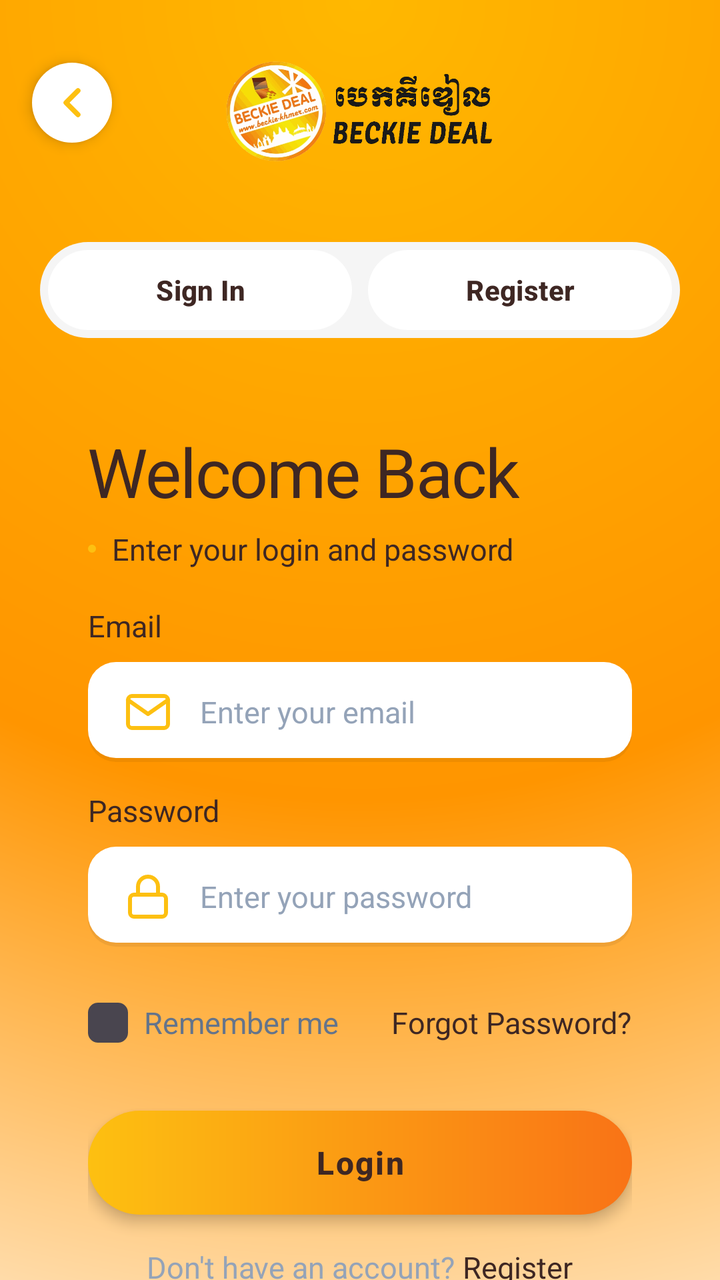
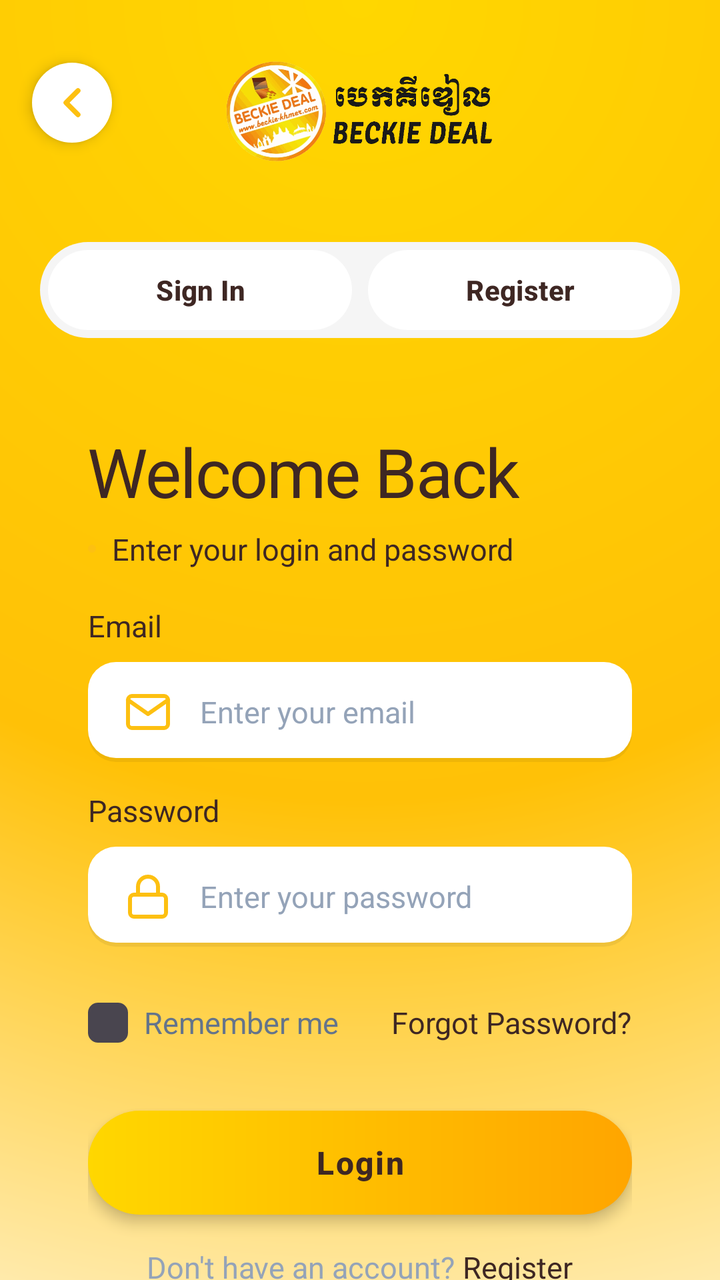

Compare the two renders of this Android layout. The source of the first and the diff that turns it into the second are given below.
<!-- AndroidManifest.xml: application theme Theme.BeckieDealApp -->
<!-- res/layout/activity_login.xml -->
﻿<?xml version="1.0" encoding="utf-8"?>
<androidx.constraintlayout.widget.ConstraintLayout xmlns:android="http://schemas.android.com/apk/res/android"
    xmlns:app="http://schemas.android.com/apk/res-auto"
    xmlns:tools="http://schemas.android.com/tools"
    android:layout_width="match_parent"
    android:layout_height="match_parent"
    android:background="@drawable/login_radial_gradient_bg"
    android:fitsSystemWindows="true"
    tools:context=".LoginActivity">

    <androidx.core.widget.NestedScrollView
        android:layout_width="match_parent"
        android:layout_height="match_parent"
        android:fillViewport="true"
        android:overScrollMode="never">

        <LinearLayout
            android:layout_width="match_parent"
            android:layout_height="wrap_content"
            android:orientation="vertical">

            
            <FrameLayout
                android:id="@+id/loginHeaderWave"
                android:layout_width="match_parent"
                android:layout_height="wrap_content"
                android:paddingTop="20dp"
                android:paddingBottom="20dp">

                
                <ImageView
                    android:id="@+id/backButton"
                    android:layout_width="40dp"
                    android:layout_height="40dp"
                    android:layout_gravity="start|center_vertical"
                    android:layout_marginStart="16dp"
                    android:background="@drawable/login_logo_circle_bg"
                    android:contentDescription="Back"
                    android:elevation="4dp"
                    android:padding="8dp"
                    android:src="@drawable/ic_arrow_left"
                    app:tint="@color/primary" />

                
                <LinearLayout
                    android:layout_width="wrap_content"
                    android:layout_height="wrap_content"
                    android:layout_gravity="center_horizontal"
                    android:layout_marginTop="8dp"
                    android:orientation="vertical">

                    <ImageView
                        android:layout_width="150dp"
                        android:layout_height="55dp"
                        android:layout_gravity="center_horizontal"
                        android:src="@drawable/logo_light"
                        android:scaleType="fitCenter"
                        android:contentDescription="Beckie Deal Logo" />

                </LinearLayout>

            </FrameLayout>

            
            <LinearLayout
                android:layout_width="match_parent"
                android:layout_height="wrap_content"
                android:layout_gravity="center_horizontal"
                android:layout_marginTop="18dp"
                android:layout_marginBottom="20dp"
                android:layout_marginHorizontal="20dp"
                android:background="@drawable/button_toggle_container_bg"
                android:orientation="horizontal"
                android:padding="4dp">

                
                <androidx.appcompat.widget.AppCompatButton
                    android:id="@+id/signInToggle"
                    android:layout_width="0dp"
                    android:layout_height="40dp"
                    android:layout_weight="1"
                    android:layout_marginEnd="4dp"
                    android:background="@drawable/button_toggle_signin_selector"
                    app:backgroundTint="@null"
                    android:text="Sign In"
                    android:textColor="@color/button_toggle_text_color"
                    android:textSize="14sp"
                    android:textStyle="bold"
                    android:stateListAnimator="@null" />

                
                <androidx.appcompat.widget.AppCompatButton
                    android:id="@+id/registerToggle"
                    android:layout_width="0dp"
                    android:layout_height="40dp"
                    android:layout_weight="1"
                    android:layout_marginStart="4dp"
                    android:background="@drawable/button_toggle_register_selector"
                    app:backgroundTint="@null"
                    android:text="Register"
                    android:textColor="@color/button_toggle_text_color"
                    android:textSize="14sp"
                    android:textStyle="bold"
                    android:stateListAnimator="@null" />

            </LinearLayout>

            
            <FrameLayout
                android:id="@+id/formContainer"
                android:layout_width="match_parent"
                android:layout_height="wrap_content"
                android:paddingHorizontal="20dp"
                android:paddingBottom="16dp">

                
                <LinearLayout
                    android:id="@+id/loginFormSection"
                    android:layout_width="match_parent"
                    android:layout_height="wrap_content"
                    android:orientation="vertical"
                    android:elevation="8dp"
                    android:paddingHorizontal="24dp"
                    android:paddingTop="24dp"
                    android:paddingBottom="24dp">

                    
                    <TextView
                        android:layout_width="wrap_content"
                        android:layout_height="wrap_content"
                        android:text="Welcome Back"
                        android:textAppearance="@style/TextAppearance.App.AuthTitle"
                        android:textColor="@color/dark_brown" />

                    
                    <LinearLayout
                        android:layout_width="wrap_content"
                        android:layout_height="wrap_content"
                        android:layout_marginTop="6dp"
                        android:gravity="center_vertical"
                        android:orientation="horizontal">

                        <View
                            android:layout_width="4dp"
                            android:layout_height="4dp"
                            android:background="@drawable/login_logo_circle_bg"
                            android:backgroundTint="@color/primary" />

                        <TextView
                            android:layout_width="wrap_content"
                            android:layout_height="wrap_content"
                            android:layout_marginStart="8dp"
                            android:text="Enter your login and password"
                            android:textAppearance="@style/TextAppearance.App.Body"
                            android:textColor="@color/dark_brown" />
                    </LinearLayout>

                    
                    <TextView
                        android:layout_width="wrap_content"
                        android:layout_height="wrap_content"
                        android:layout_marginTop="18dp"
                        android:text="Email"
                        android:textAppearance="@style/TextAppearance.App.CardPrice"
                        android:textColor="@color/dark_brown" />

                    <EditText
                        android:id="@+id/emailInput"
                        android:layout_width="match_parent"
                        android:layout_height="50dp"
                        android:layout_marginTop="8dp"
                        android:background="@drawable/login_input_background_white"
                        android:drawableStart="@drawable/ic_email"
                        android:drawableTint="@color/primary"
                        android:drawablePadding="14dp"
                        android:hint="Enter your email"
                        android:inputType="textEmailAddress"
                        android:paddingHorizontal="18dp"
                        android:textAppearance="@style/TextAppearance.App.CardProductName"
                        android:textColorHint="@color/text_muted" />

                    
                    <TextView
                        android:layout_width="wrap_content"
                        android:layout_height="wrap_content"
                        android:layout_marginTop="14dp"
                        android:text="Password"
                        android:textAppearance="@style/TextAppearance.App.CardPrice"
                        android:textColor="@color/dark_brown" />

                    <EditText
                        android:id="@+id/passwordInput"
                        android:layout_width="match_parent"
                        android:layout_height="50dp"
                        android:layout_marginTop="8dp"
                        android:background="@drawable/login_input_background_white"
                        android:drawableStart="@drawable/ic_lock"
                        android:drawableTint="@color/primary"
                        android:drawablePadding="14dp"
                        android:hint="Enter your password"
                        android:inputType="textPassword"
                        android:paddingHorizontal="18dp"
                        android:textAppearance="@style/TextAppearance.App.CardProductName"
                        android:textColorHint="@color/text_muted" />

                    
                    <LinearLayout
                        android:layout_width="match_parent"
                        android:layout_height="wrap_content"
                        android:layout_marginTop="14dp"
                        android:gravity="center_vertical"
                        android:orientation="horizontal">

                        <CheckBox
                            android:id="@+id/rememberMe"
                            android:layout_width="wrap_content"
                            android:layout_height="wrap_content"
                            android:button="@drawable/login_checkbox_selector"
                            android:paddingStart="8dp"
                            android:text="Remember me"
                            android:textAppearance="@style/TextAppearance.App.Body"
                            android:textColor="@color/text_secondary" />

                        <View
                            android:layout_width="0dp"
                            android:layout_height="0dp"
                            android:layout_weight="1" />

                        <TextView
                            android:id="@+id/forgotPassword"
                            android:layout_width="wrap_content"
                            android:layout_height="wrap_content"
                            android:text="Forgot Password?"
                            android:textAppearance="@style/TextAppearance.App.CardPrice"
                            android:textColor="@color/dark_brown" />

                    </LinearLayout>

                    
                    <androidx.appcompat.widget.AppCompatButton
                        android:id="@+id/loginButton"
                        android:layout_width="match_parent"
                        android:layout_height="52dp"
                        android:layout_marginTop="20dp"
                        android:background="@drawable/login_button_rounded_bg"
                        app:backgroundTint="@null"
                        android:text="Login"
                        android:textAllCaps="false"
                        android:textColor="@color/dark_brown"
                        android:textSize="16sp"
                        android:textStyle="bold"
                        android:letterSpacing="0.05"
                        android:elevation="4dp"
                        android:stateListAnimator="@null" />

                    
                    <LinearLayout
                        android:layout_width="wrap_content"
                        android:layout_height="wrap_content"
                        android:layout_gravity="center"
                        android:layout_marginTop="16dp"
                        android:orientation="horizontal">

                        <TextView
                            android:layout_width="wrap_content"
                            android:layout_height="wrap_content"
                            android:text="Don't have an account? "
                            android:textAppearance="@style/TextAppearance.App.Body"
                            android:textColor="@color/text_muted" />

                        <TextView
                            android:id="@+id/registerLink"
                            android:layout_width="wrap_content"
                            android:layout_height="wrap_content"
                            android:text="Register"
                            android:textAppearance="@style/TextAppearance.App.CardPrice"
                            android:textColor="@color/dark_brown" />

                    </LinearLayout>

                </LinearLayout>

                
                <LinearLayout
                    android:id="@+id/registerFormSection"
                    android:layout_width="match_parent"
                    android:layout_height="wrap_content"
                    android:orientation="vertical"
                    android:elevation="8dp"
                    android:paddingHorizontal="24dp"
                    android:paddingTop="24dp"
                    android:paddingBottom="24dp"
                    android:visibility="gone">

                    
                    <TextView
                        android:layout_width="wrap_content"
                        android:layout_height="wrap_content"
                        android:text="Create Account"
                        android:textAppearance="@style/TextAppearance.App.AuthTitle"
                        android:textColor="@color/dark_brown" />

                    
                    <TextView
                        android:layout_width="wrap_content"
                        android:layout_height="wrap_content"
                        android:layout_marginTop="6dp"
                        android:text="Join us to get the best deals"
                        android:textAppearance="@style/TextAppearance.App.Body"
                        android:textColor="@color/dark_brown" />

                    
                    <TextView
                        android:layout_width="wrap_content"
                        android:layout_height="wrap_content"
                        android:layout_marginTop="18dp"
                        android:text="Full Name"
                        android:textAppearance="@style/TextAppearance.App.CardPrice"
                        android:textColor="@color/dark_brown" />

                    <EditText
                        android:id="@+id/nameInput"
                        android:layout_width="match_parent"
                        android:layout_height="50dp"
                        android:layout_marginTop="8dp"
                        android:background="@drawable/login_input_background_white"
                        android:drawableStart="@drawable/ic_account"
                        android:drawableTint="@color/primary"
                        android:drawablePadding="14dp"
                        android:hint="Enter your full name"
                        android:inputType="textPersonName"
                        android:paddingHorizontal="18dp" />

                    
                    <TextView
                        android:layout_width="wrap_content"
                        android:layout_height="wrap_content"
                        android:layout_marginTop="14dp"
                        android:text="Email"
                        android:textAppearance="@style/TextAppearance.App.CardPrice"
                        android:textColor="@color/dark_brown" />

                    <EditText
                        android:id="@+id/regEmailInput"
                        android:layout_width="match_parent"
                        android:layout_height="50dp"
                        android:layout_marginTop="8dp"
                        android:background="@drawable/login_input_background_white"
                        android:drawableStart="@drawable/ic_email"
                        android:drawableTint="@color/primary"
                        android:drawablePadding="14dp"
                        android:hint="Enter your email"
                        android:inputType="textEmailAddress"
                        android:paddingHorizontal="18dp" />

                    
                    <TextView
                        android:layout_width="wrap_content"
                        android:layout_height="wrap_content"
                        android:layout_marginTop="14dp"
                        android:text="Password"
                        android:textAppearance="@style/TextAppearance.App.CardPrice"
                        android:textColor="@color/dark_brown" />

                    <EditText
                        android:id="@+id/regPasswordInput"
                        android:layout_width="match_parent"
                        android:layout_height="50dp"
                        android:layout_marginTop="8dp"
                        android:background="@drawable/login_input_background_white"
                        android:drawableStart="@drawable/ic_lock"
                        android:drawableTint="@color/primary"
                        android:drawablePadding="14dp"
                        android:hint="Create a password"
                        android:inputType="textPassword"
                        android:paddingHorizontal="18dp" />

                    
                    <androidx.appcompat.widget.AppCompatButton
                        android:id="@+id/registerButton"
                        android:layout_width="match_parent"
                        android:layout_height="52dp"
                        android:layout_marginTop="24dp"
                        android:background="@drawable/login_button_rounded_bg"
                        app:backgroundTint="@null"
                        android:text="Sign Up"
                        android:textAllCaps="false"
                        android:textColor="@color/dark_brown"
                        android:textSize="16sp"
                        android:textStyle="bold"
                        android:letterSpacing="0.05"
                        android:elevation="4dp"
                        android:stateListAnimator="@null" />

                    
                    <LinearLayout
                        android:layout_width="wrap_content"
                        android:layout_height="wrap_content"
                        android:layout_gravity="center"
                        android:layout_marginTop="16dp"
                        android:orientation="horizontal">

                        <TextView
                            android:layout_width="wrap_content"
                            android:layout_height="wrap_content"
                            android:text="Already have an account? "
                            android:textAppearance="@style/TextAppearance.App.Body"
                            android:textColor="@color/text_muted" />

                        <TextView
                            android:id="@+id/loginLink"
                            android:layout_width="wrap_content"
                            android:layout_height="wrap_content"
                            android:text="Login"
                            android:textAppearance="@style/TextAppearance.App.CardPrice"
                            android:textColor="@color/dark_brown" />
                    </LinearLayout>
                </LinearLayout>
            </FrameLayout>

        </LinearLayout>
    </androidx.core.widget.NestedScrollView>

    <ProgressBar
        android:id="@+id/loginProgressBar"
        android:layout_width="wrap_content"
        android:layout_height="wrap_content"
        android:visibility="gone"
        android:elevation="10dp"
        app:layout_constraintBottom_toBottomOf="parent"
        app:layout_constraintEnd_toEndOf="parent"
        app:layout_constraintStart_toStartOf="parent"
        app:layout_constraintTop_toTopOf="parent" />

</androidx.constraintlayout.widget.ConstraintLayout>
<!-- resources referenced by this layout -->
<resources>
  <color name="dark_brown">#3E2723</color>
  <color name="primary">#FDC011</color>
  <color name="text_muted">#94A3B8</color>
  <color name="text_secondary">#64748B</color>
  <!-- drawable button_toggle_container_bg (drawable) -->
  <?xml version="1.0" encoding="utf-8"?>
  <shape xmlns:android="http://schemas.android.com/apk/res/android">
      <solid android:color="#F5F5F5" />
      <corners android:radius="28dp" />
  </shape>
  <!-- drawable login_button_rounded_bg (drawable) -->
  <?xml version="1.0" encoding="utf-8"?>
  <shape xmlns:android="http://schemas.android.com/apk/res/android">
      <gradient
          android:type="linear"
          android:angle="0"
          android:startColor="#FDC011"
          android:endColor="#F97316" />
      <corners android:radius="26dp" />
  </shape>
  <!-- drawable login_logo_circle_bg (drawable) -->
  <?xml version="1.0" encoding="utf-8"?>
  <shape xmlns:android="http://schemas.android.com/apk/res/android"
      android:shape="oval">
      <solid android:color="@color/white_fixed" />
      <size
          android:width="100dp"
          android:height="100dp" />
  </shape>
  <!-- drawable login_radial_gradient_bg (drawable) -->
  <?xml version="1.0" encoding="utf-8"?>
  <shape xmlns:android="http://schemas.android.com/apk/res/android">
      <gradient
          android:type="radial"
          android:gradientRadius="800dp"
          android:centerX="0.5"
          android:centerY="0"
          android:startColor="#FFB800"
          android:centerColor="#FF9500"
          android:endColor="#FFFFFF" />
  </shape>
  <style name="TextAppearance.App.CardPrice" parent="TextAppearance.Material3.BodyLarge">
          <item name="android:fontFamily">@font/synonym_semibold</item>
          <item name="android:textSize">15sp</item>
          <item name="android:letterSpacing">0</item>
          <item name="android:textColor">@color/text_primary</item>
      </style>
  <style name="Theme.BeckieDealApp" parent="Base.Theme.BeckieDealApp">
          <item name="buttonStyle">@style/Widget.App.Button</item>
          <item name="materialButtonStyle">@style/Widget.App.Button</item>
      </style>
  <color name="border_color">#E2E8F0</color>
  <color name="white_fixed">#FFFFFF</color>
  <color name="text_primary">#1E293B</color>
  <style name="Widget.App.Button" parent="Widget.Material3.Button">
          <item name="shapeAppearance">@style/ShapeAppearance.App.Button.Pill</item>
          <item name="android:textAppearance">@style/TextAppearance.App.Button</item>
      </style>
  <color name="on_primary">#FFFFFF</color>
  <color name="primary_container">#FDC011</color>
  <color name="on_primary_container">#582200</color>
  <color name="background">#F9F9F7</color>
  <color name="surface">#FFFFFF</color>
  <color name="on_surface">#251913</color>
  <style name="TextAppearance.App.PriceHero" parent="TextAppearance.Material3.TitleLarge">
          <item name="android:fontFamily">@font/amulya_bold</item>
          <item name="android:textSize">22sp</item>
          <item name="android:letterSpacing">-0.01</item>
          <item name="android:textColor">@color/text_primary</item>
      </style>
  <style name="TextAppearance.App.Button" parent="TextAppearance.Material3.LabelLarge">
          <item name="android:fontFamily">@font/synonym_semibold</item>
          <item name="android:textSize">15sp</item>
          <item name="android:letterSpacing">0.01</item>
          <item name="android:textAllCaps">false</item>
      </style>
  <style name="ShapeAppearance.App.Button.Pill" parent="">
          <item name="cornerFamily">rounded</item>
          <item name="cornerSize">50%</item>
      </style>
  <color name="nav_indicator_fill">#FFF1EB</color>
  <style name="ShapeAppearance.App.BottomNav.ActiveIndicator" parent="">
          <item name="cornerFamily">rounded</item>
          <item name="cornerSize">50%</item>
      </style>
  <!-- unchanged entries left out for length: 20 -->
</resources>

<!-- the commit's change to res/layout/activity_login.xml (unified diff, before → after) -->
@@ -371,7 +371,29 @@
                         android:drawableStart="@drawable/ic_lock"
                         android:drawableTint="@color/primary"
                         android:drawablePadding="14dp"
-                        android:hint="Create a password"
+                        android:hint="Min. 8 characters"
+                        android:inputType="textPassword"
+                        android:paddingHorizontal="18dp" />
+
+                    
+                    <TextView
+                        android:layout_width="wrap_content"
+                        android:layout_height="wrap_content"
+                        android:layout_marginTop="14dp"
+                        android:text="Confirm Password"
+                        android:textAppearance="@style/TextAppearance.App.CardPrice"
+                        android:textColor="@color/dark_brown" />
+
+                    <EditText
+                        android:id="@+id/regConfirmPasswordInput"
+                        android:layout_width="match_parent"
+                        android:layout_height="50dp"
+                        android:layout_marginTop="8dp"
+                        android:background="@drawable/login_input_background_white"
+                        android:drawableStart="@drawable/ic_lock"
+                        android:drawableTint="@color/primary"
+                        android:drawablePadding="14dp"
+                        android:hint="Confirm your password"
                         android:inputType="textPassword"
                         android:paddingHorizontal="18dp" />
 
<!-- resource entries referenced after the edit -->
@@ -16,8 +16,8 @@
       <gradient
           android:type="linear"
           android:angle="0"
-          android:startColor="#FDC011"
-          android:endColor="#F97316" />
+          android:startColor="#FFD700"
+          android:endColor="#FFA500" />
       <corners android:radius="26dp" />
   </shape>
   <!-- drawable login_logo_circle_bg (drawable) -->
@@ -37,8 +37,8 @@
           android:gradientRadius="800dp"
           android:centerX="0.5"
           android:centerY="0"
-          android:startColor="#FFB800"
-          android:centerColor="#FF9500"
+          android:startColor="#FFD700"
+          android:centerColor="#FFC107"
           android:endColor="#FFFFFF" />
   </shape>
   <style name="TextAppearance.App.CardPrice" parent="TextAppearance.Material3.BodyLarge">
